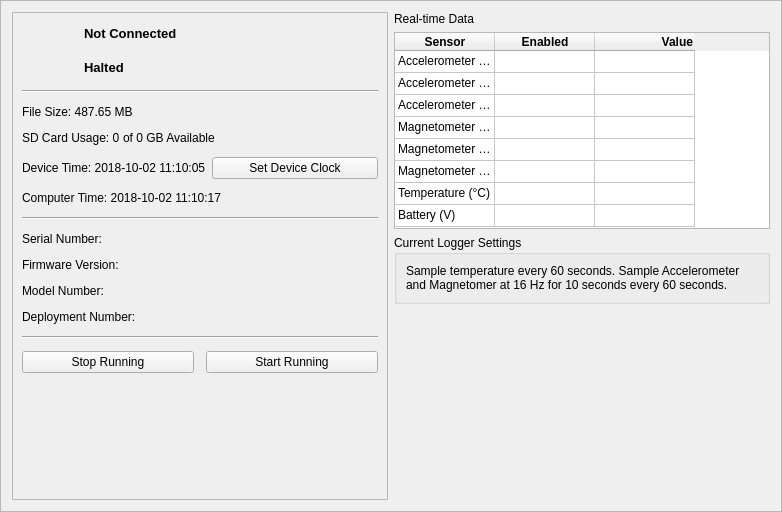
First picture: the form in gui/designer_files/start_stop.ui, repository LowellInstruments/Domino, before the edit.
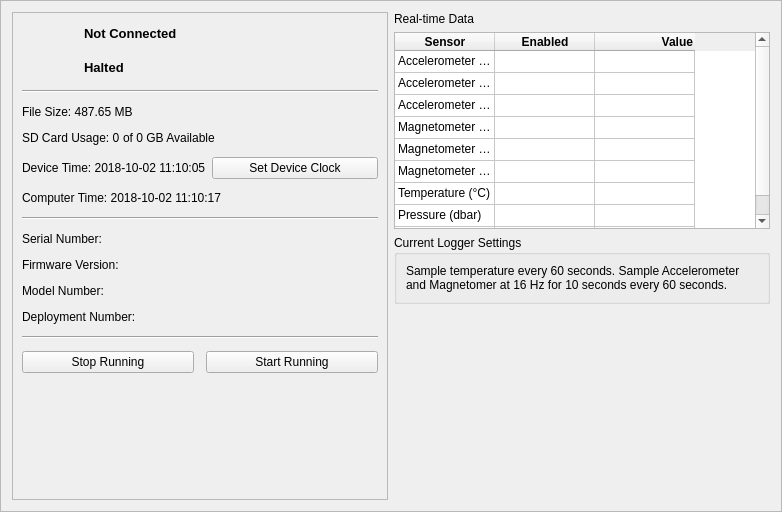
Second picture: the form after the edit. Icons and pictures are not drawn.

Commit message: special gui for TCM pressure

```diff
--- a/gui/designer_files/start_stop.ui
+++ b/gui/designer_files/start_stop.ui
@@ -376,6 +376,11 @@
          <string>Temperature</string>
         </property>
        </row>
+       <row>
+        <property name="text">
+         <string>Pressure</string>
+        </property>
+       </row>
        <row>
         <property name="text">
          <string>Battery</string>
@@ -590,13 +595,18 @@
        </item>
        <item row="7" column="0">
         <property name="text">
+         <string>Pressure (dbar)</string>
+        </property>
+       </item>
+       <item row="8" column="0">
+        <property name="text">
          <string>Battery (V)</string>
         </property>
         <property name="textAlignment">
          <set>AlignLeading|AlignVCenter</set>
         </property>
        </item>
-       <item row="7" column="1">
+       <item row="8" column="1">
         <property name="text">
          <string/>
         </property>
@@ -604,7 +614,7 @@
          <set>AlignCenter</set>
         </property>
        </item>
-       <item row="7" column="2">
+       <item row="8" column="2">
         <property name="text">
          <string/>
         </property>
```
The commit also changes 23 other files.
